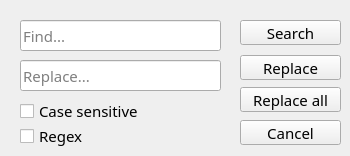
Ruha24/YamlEditor, file replacewindow.ui: the form before one commit.
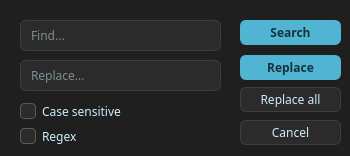
The form after the commit.

Commit message: Changed the design of the auxiliary windows

The edit to the form file:
```diff
--- a/replacewindow.ui
+++ b/replacewindow.ui
@@ -31,6 +31,60 @@
   <property name="windowTitle">
    <string>Replace</string>
   </property>
+  <property name="styleSheet">
+   <string notr="true">QWidget { background-color: #1f1f1f; }
+
+QLabel { color: #cfeefa; font-size: 12px; background: transparent; }
+
+QLineEdit {
+	background-color: #2b2b2b;
+	border: 1px solid #3d3d3d;
+	border-radius: 6px;
+	padding: 2px 8px;
+	color: #cfeefa;
+	font-size: 12px;
+	selection-background-color: #33414a;
+}
+QLineEdit:focus { border: 1px solid #51b4d2; }
+
+QPushButton {
+	background-color: #2b2b2b;
+	border: 1px solid #3d3d3d;
+	border-radius: 6px;
+	padding: 0px;
+	color: #cfeefa;
+	font-size: 12px;
+}
+QPushButton:hover { border: 1px solid #51b4d2; background-color: #33414a; }
+QPushButton:pressed { background-color: #3a4b55; }
+
+QPushButton#searchingBtn, QPushButton#searchbtn, QPushButton#replacebtn, QPushButton#addbtn {
+	background-color: #51b4d2;
+	border: 1px solid #51b4d2;
+	color: #16323c;
+	font-weight: bold;
+}
+QPushButton#searchingBtn:hover, QPushButton#searchbtn:hover, QPushButton#replacebtn:hover, QPushButton#addbtn:hover {
+	background-color: #61c2df;
+}
+
+QPushButton#deletebtn { border: 1px solid #6e3030; color: #e6a3a3; }
+QPushButton#deletebtn:hover { background-color: #4a1f1f; border: 1px solid #c0392b; color: #ffffff; }
+
+QCheckBox { color: #cfeefa; font-size: 12px; spacing: 6px; background: transparent; }
+QCheckBox::indicator {
+	width: 14px; height: 14px;
+	border-radius: 4px;
+	background-color: #2b2b2b;
+	border: 1px solid #5a5a5a;
+}
+QCheckBox::indicator:checked {
+	background-color: #51b4d2;
+	border: 1px solid #51b4d2;
+}
+QCheckBox::indicator:hover { border: 1px solid #51b4d2; }
+</string>
+  </property>
   <widget class="QLineEdit" name="findtxt">
    <property name="geometry">
     <rect>
@@ -94,7 +148,7 @@
    <property name="font">
     <font>
      <family>Montserrat</family>
-     <pointsize>11</pointsize>
+     <pointsize>-1</pointsize>
     </font>
    </property>
    <property name="text">
@@ -152,7 +206,7 @@
    <property name="font">
     <font>
      <family>Montserrat</family>
-     <pointsize>11</pointsize>
+     <pointsize>-1</pointsize>
     </font>
    </property>
    <property name="text">
```
The commit also changes 4 other files.
